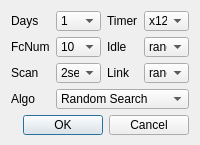
The window that ItshfSim/link/linkdlg.ui (lzhengp1986/AutoTechSim) describes before a commit, drawn with Qt 5.
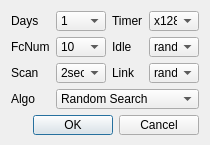
The same window after the commit.

```diff
--- a/ItshfSim/link/linkdlg.ui
+++ b/ItshfSim/link/linkdlg.ui
@@ -6,13 +6,13 @@
    <rect>
     <x>0</x>
     <y>0</y>
-    <width>200</width>
+    <width>210</width>
     <height>145</height>
    </rect>
   </property>
   <property name="minimumSize">
    <size>
-    <width>200</width>
+    <width>210</width>
     <height>145</height>
    </size>
   </property>
```
